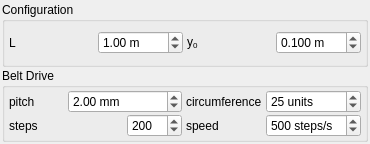
The window that PolargraphWidget.ui (davidgrier/QPolargraph) describes before a commit, drawn with Qt 5.
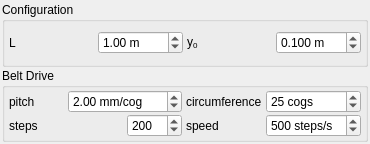
The same window after the commit.

Commit message: basic scanner interface

What changed in the file:
```diff
--- a/PolargraphWidget.ui
+++ b/PolargraphWidget.ui
@@ -184,7 +184,7 @@
          <string>Polargraph: Tooth size on timing belt</string>
         </property>
         <property name="suffix">
-         <string> mm</string>
+         <string> mm/cog</string>
         </property>
         <property name="minimum">
          <double>1.000000000000000</double>
@@ -267,7 +267,7 @@
          <string>Polargraph: Units per motor revolution</string>
         </property>
         <property name="suffix">
-         <string> units</string>
+         <string> cogs</string>
         </property>
         <property name="value">
          <number>25</number>
```
The commit also changes 4 other files.
